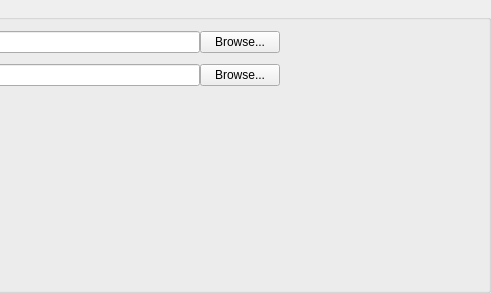
mantidproject/mantid, file Code/Mantid/scripts/Interface/ui/trans_direct_beam.ui: the form before one commit; both pictures show x 331 to 822 and y 0 to 293 of the 822 by 293 pixel window.
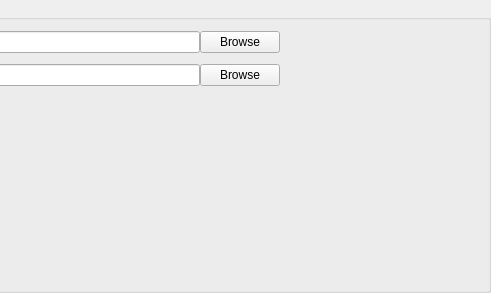
The form after the commit.

What changed in the file:
```diff
--- a/Code/Mantid/scripts/Interface/ui/trans_direct_beam.ui
+++ b/Code/Mantid/scripts/Interface/ui/trans_direct_beam.ui
@@ -64,7 +64,7 @@
        </sizepolicy>
       </property>
       <property name="text">
-       <string>Browse...</string>
+       <string>Browse</string>
       </property>
      </widget>
     </item>
@@ -97,7 +97,7 @@
        </sizepolicy>
       </property>
       <property name="text">
-       <string>Browse...</string>
+       <string>Browse</string>
       </property>
      </widget>
     </item>
```
